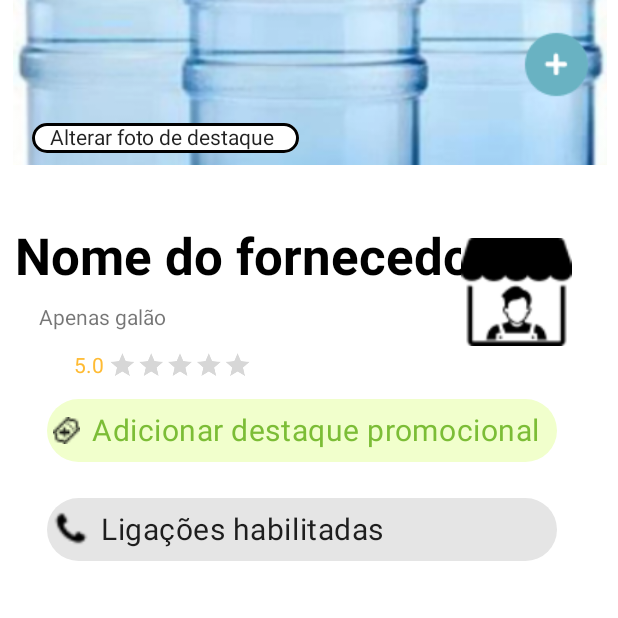
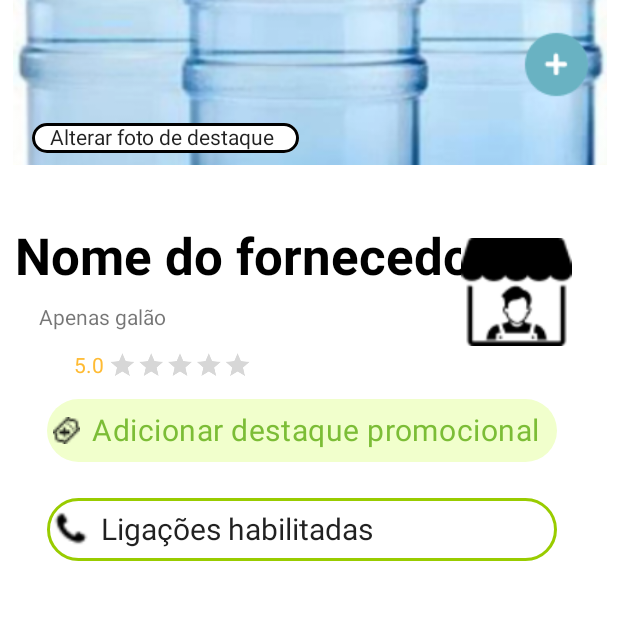
Before and after one commit to RuanLemos/WaterPlace_Supplier, an Android app: the MainMenu screen opened directly, with no data from a screen before it, on a phone screen of 412 x 824 dp, the top half of it. Run offline under Robolectric (Android 15) with nearby library versions, the phone set to English and light mode, and no system bars; our stand-ins replace Firebase (no records; nobody signed in at launch, a user with empty details on screens opened directly); 1 statement that could not run was skipped.

```diff
--- a/app/src/main/res/layout/activity_main_menu.xml
+++ b/app/src/main/res/layout/activity_main_menu.xml
@@ -118,7 +118,7 @@
         app:srcCompat="@drawable/add_button" />
 
     <com.google.android.material.chip.Chip
-        android:id="@+id/chip2"
+        android:id="@+id/alterar_capa"
         style="@style/ChipWithBorder"
         android:layout_width="178dp"
         android:layout_height="36dp"
@@ -133,12 +133,14 @@
 
     <com.google.android.material.chip.Chip
         android:id="@+id/ligacoes"
-        style="@style/Ligacoes_Habilitadas"
+        style="@style/ChipWithBorder"
         android:layout_width="340dp"
         android:layout_height="58dp"
         android:text="Ligações habilitadas"
         android:textSize="20dp"
         android:clickable="true"
+        app:chipBackgroundColor="@color/white"
+        app:chipStrokeColor="@android:color/holo_green_light"
         app:chipIcon="@drawable/phone"
         app:layout_constraintBottom_toBottomOf="parent"
         app:layout_constraintEnd_toEndOf="parent"
```
Also changed, not shown: app/src/main/java/waterplace/finalproj/activity/MainMenu.java (+28 -0 lines).
